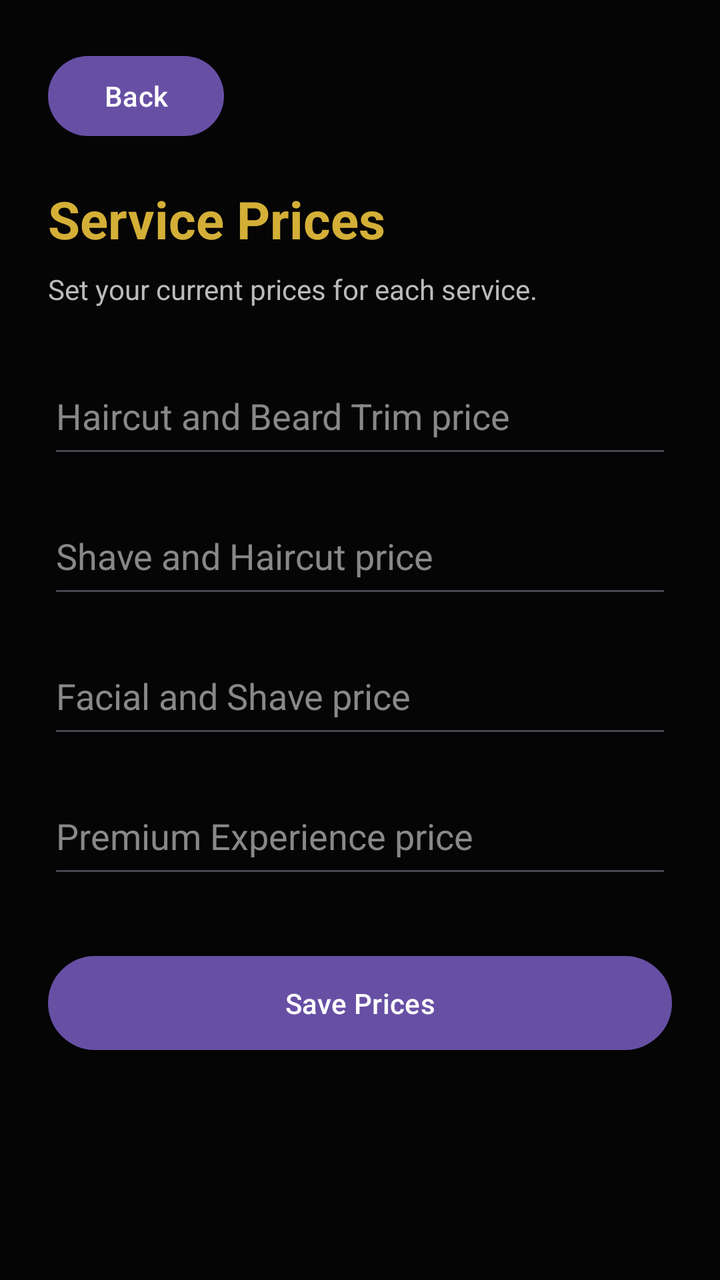
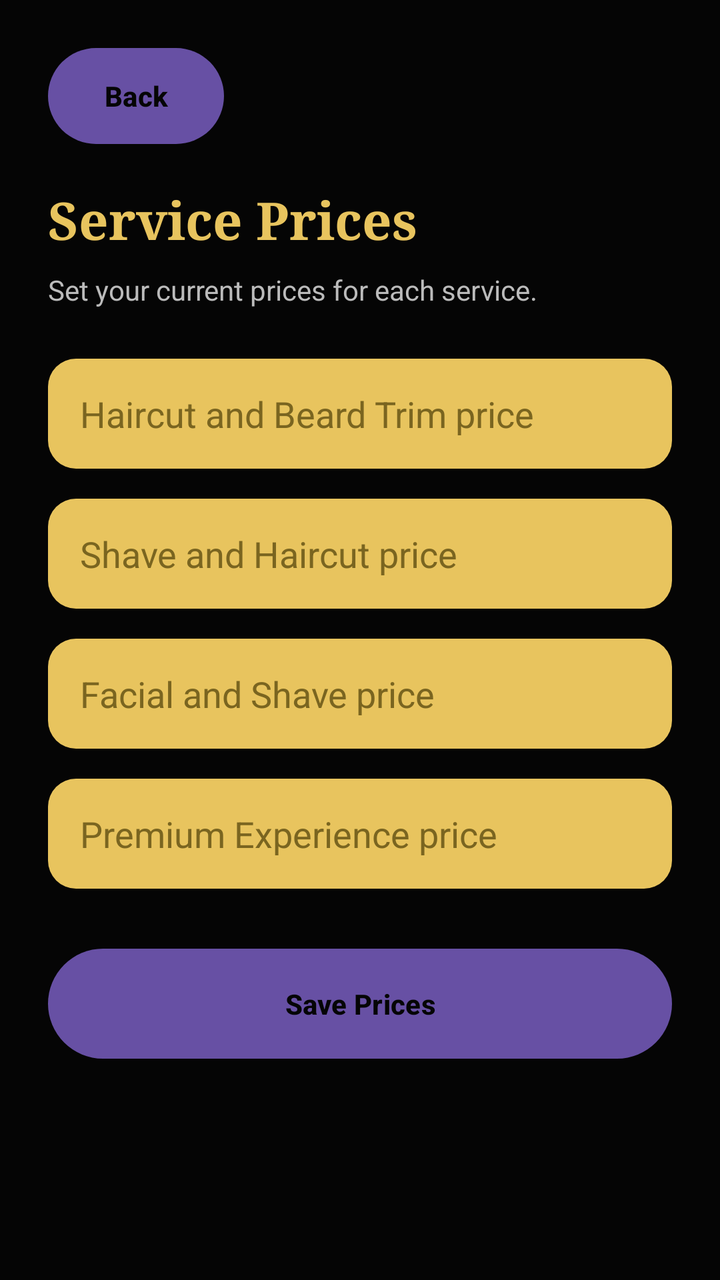

The first picture is an Android layout as it rendered before a commit; the second is the same layout after the commit. The layout source and the unified diff follow.
<!-- AndroidManifest.xml: application theme Theme.FadeandFaith -->
<!-- res/layout/activity_staff_prices.xml -->
<?xml version="1.0" encoding="utf-8"?>
<ScrollView
    xmlns:android="http://schemas.android.com/apk/res/android"
    android:layout_width="match_parent"
    android:layout_height="match_parent"
    android:background="#050505">

    <LinearLayout
        android:layout_width="match_parent"
        android:layout_height="wrap_content"
        android:orientation="vertical"
        android:padding="24dp">

        <Button
            android:id="@+id/backButton"
            android:layout_width="wrap_content"
            android:layout_height="wrap_content"
            android:text="Back" />

        <TextView
            android:layout_width="match_parent"
            android:layout_height="wrap_content"
            android:layout_marginTop="20dp"
            android:text="Service Prices"
            android:textColor="#D4AF37"
            android:textSize="26sp"
            android:textStyle="bold" />

        <TextView
            android:layout_width="match_parent"
            android:layout_height="wrap_content"
            android:layout_marginTop="8dp"
            android:text="Set your current prices for each service."
            android:textColor="#BBBBBB"
            android:textSize="14sp" />

        <EditText
            android:id="@+id/haircutPriceInput"
            android:layout_width="match_parent"
            android:layout_height="55dp"
            android:layout_marginTop="25dp"
            android:hint="Haircut and Beard Trim price"
            android:textColor="#FFFFFF"
            android:textColorHint="#888888"
            android:inputType="numberDecimal" />

        <EditText
            android:id="@+id/shavePriceInput"
            android:layout_width="match_parent"
            android:layout_height="55dp"
            android:layout_marginTop="15dp"
            android:hint="Shave and Haircut price"
            android:textColor="#FFFFFF"
            android:textColorHint="#888888"
            android:inputType="numberDecimal" />

        <EditText
            android:id="@+id/facialPriceInput"
            android:layout_width="match_parent"
            android:layout_height="55dp"
            android:layout_marginTop="15dp"
            android:hint="Facial and Shave price"
            android:textColor="#FFFFFF"
            android:textColorHint="#888888"
            android:inputType="numberDecimal" />

        <EditText
            android:id="@+id/premiumPriceInput"
            android:layout_width="match_parent"
            android:layout_height="55dp"
            android:layout_marginTop="15dp"
            android:hint="Premium Experience price"
            android:textColor="#FFFFFF"
            android:textColorHint="#888888"
            android:inputType="numberDecimal" />

        <Button
            android:id="@+id/savePricesButton"
            android:layout_width="match_parent"
            android:layout_height="55dp"
            android:layout_marginTop="30dp"
            android:text="Save Prices" />

        <LinearLayout
            android:id="@+id/pendingRequestsContainer"
            android:layout_width="match_parent"
            android:layout_height="wrap_content"
            android:orientation="vertical" />

    </LinearLayout>


</ScrollView>
<!-- resources referenced by this layout -->
<resources>
  <style name="Theme.FadeandFaith" parent="Base.Theme.FadeandFaith" />
  <style name="Base.Theme.FadeandFaith" parent="Theme.Material3.DayNight.NoActionBar">
          
          
      </style>
</resources>

<!-- the commit's change to res/layout/activity_staff_prices.xml (unified diff, before → after) -->
@@ -3,7 +3,7 @@
     xmlns:android="http://schemas.android.com/apk/res/android"
     android:layout_width="match_parent"
     android:layout_height="match_parent"
-    android:background="#050505">
+    android:background="@color/ff_background">
 
     <LinearLayout
         android:layout_width="match_parent"
@@ -12,17 +12,21 @@
         android:padding="24dp">
 
         <Button
+            android:background="@drawable/gold"
+            android:textColor="@color/ff_on_gold"
+            android:textStyle="bold"
             android:id="@+id/backButton"
             android:layout_width="wrap_content"
             android:layout_height="wrap_content"
             android:text="Back" />
 
         <TextView
+            android:fontFamily="serif"
             android:layout_width="match_parent"
             android:layout_height="wrap_content"
             android:layout_marginTop="20dp"
             android:text="Service Prices"
-            android:textColor="#D4AF37"
+            android:textColor="#E8C45E"
             android:textSize="26sp"
             android:textStyle="bold" />
 
@@ -35,46 +39,61 @@
             android:textSize="14sp" />
 
         <EditText
+            android:background="@drawable/inputgold"
+            android:paddingStart="16dp"
+            android:paddingEnd="16dp"
             android:id="@+id/haircutPriceInput"
             android:layout_width="match_parent"
             android:layout_height="55dp"
             android:layout_marginTop="25dp"
             android:hint="Haircut and Beard Trim price"
-            android:textColor="#FFFFFF"
-            android:textColorHint="#888888"
+            android:textColor="#1A1A1A"
+            android:textColorHint="#7A6520"
             android:inputType="numberDecimal" />
 
         <EditText
+            android:background="@drawable/inputgold"
+            android:paddingStart="16dp"
+            android:paddingEnd="16dp"
             android:id="@+id/shavePriceInput"
             android:layout_width="match_parent"
             android:layout_height="55dp"
             android:layout_marginTop="15dp"
             android:hint="Shave and Haircut price"
-            android:textColor="#FFFFFF"
-            android:textColorHint="#888888"
+            android:textColor="#1A1A1A"
+            android:textColorHint="#7A6520"
             android:inputType="numberDecimal" />
 
         <EditText
+            android:background="@drawable/inputgold"
+            android:paddingStart="16dp"
+            android:paddingEnd="16dp"
             android:id="@+id/facialPriceInput"
             android:layout_width="match_parent"
             android:layout_height="55dp"
             android:layout_marginTop="15dp"
             android:hint="Facial and Shave price"
-            android:textColor="#FFFFFF"
-            android:textColorHint="#888888"
+            android:textColor="#1A1A1A"
+            android:textColorHint="#7A6520"
             android:inputType="numberDecimal" />
 
         <EditText
+            android:background="@drawable/inputgold"
+            android:paddingStart="16dp"
+            android:paddingEnd="16dp"
             android:id="@+id/premiumPriceInput"
             android:layout_width="match_parent"
             android:layout_height="55dp"
             android:layout_marginTop="15dp"
             android:hint="Premium Experience price"
-            android:textColor="#FFFFFF"
-            android:textColorHint="#888888"
+            android:textColor="#1A1A1A"
+            android:textColorHint="#7A6520"
             android:inputType="numberDecimal" />
 
         <Button
+            android:background="@drawable/gold"
+            android:textColor="@color/ff_on_gold"
+            android:textStyle="bold"
             android:id="@+id/savePricesButton"
             android:layout_width="match_parent"
             android:layout_height="55dp"
<!-- resource entries referenced after the edit -->
@@ -1,5 +1,25 @@
 <!-- resources referenced by this layout -->
 <resources>
+  <color name="ff_background">#FF050505</color>
+  <color name="ff_on_gold">#FF050505</color>
+  <!-- drawable gold (drawable) -->
+  <?xml version="1.0" encoding="utf-8"?>
+  <ripple xmlns:android="http://schemas.android.com/apk/res/android"
+      android:color="#33000000">
+      <item>
+          <shape android:shape="rectangle">
+              <solid android:color="#E8C45E" />
+              <corners android:radius="28dp" />
+          </shape>
+      </item>
+  </ripple>
+  <!-- drawable inputgold (drawable) -->
+  <?xml version="1.0" encoding="utf-8"?>
+  <shape xmlns:android="http://schemas.android.com/apk/res/android"
+      android:shape="rectangle">
+      <solid android:color="#E8C45E" />
+      <corners android:radius="14dp" />
+  </shape>
   <style name="Theme.FadeandFaith" parent="Base.Theme.FadeandFaith" />
   <style name="Base.Theme.FadeandFaith" parent="Theme.Material3.DayNight.NoActionBar">
           
